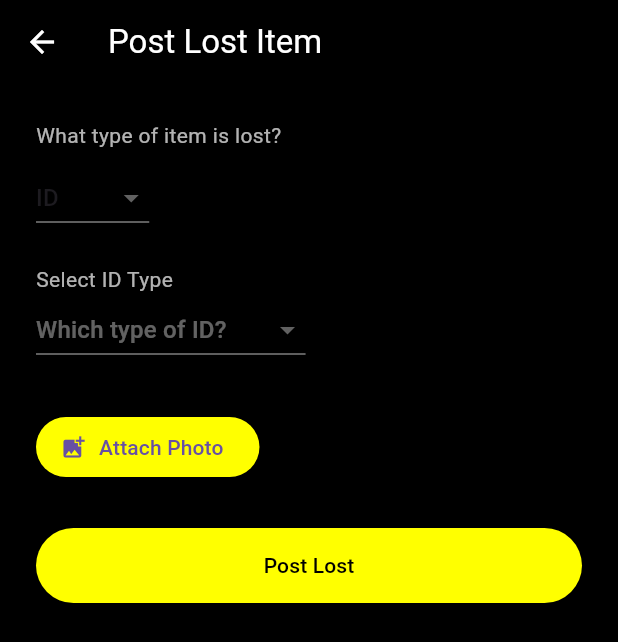
After one commit to RugumayoA/RECLAIM_SPACE, a Flutter app: the HomeScreen screen opened by its route, after a tap on "Post Lost", on a phone screen of 412 x 824 dp. The commit adds this screen. Shown: the top 642 px of the screen. Run offline on Flutter 3.47's test engine with Material 3 defaults, Android fonts, the phone set to English and light mode, and no system bars; our stand-ins replace animated_text_kit, cloud_firestore, firebase_auth, firebase_core, firebase_storage, google_sign_in and 1 more; accounts and stored records are empty.

Commit message:
Post lost button worked on to a part

```diff
--- a/reclaim_space/lib/screens/home_screen.dart
+++ b/reclaim_space/lib/screens/home_screen.dart
@@ -1,38 +1,43 @@
 import 'package:flutter/material.dart';
 import 'package:firebase_auth/firebase_auth.dart';
 import 'launch_screen.dart';
+import 'post_lost_screen.dart';
 
 class HomeScreen extends StatelessWidget {
   const HomeScreen({super.key});
-
-  void _logout(BuildContext context) async {
-    await FirebaseAuth.instance.signOut();
-    Navigator.pushAndRemoveUntil(
-      context,
-      MaterialPageRoute(builder: (_) => const LaunchScreen()),
-      (route) => false,
-    );
-  }
 
   @override
   Widget build(BuildContext context) {
     return Scaffold(
       backgroundColor: Colors.black,
-      appBar: AppBar(
-        title: const Text('Reclaim_Space'),
-        backgroundColor: Colors.yellowAccent,
-        foregroundColor: Colors.black,
-        actions: [
-          IconButton(
-            icon: const Icon(Icons.logout),
-            onPressed: () => _logout(context),
+      body: SafeArea(
+        child: Center(
+          child: Column(
+            mainAxisSize: MainAxisSize.min,
+            children: [
+              const Text(
+                'Hello there, what do you want to do with the app?',
+                style: TextStyle(color: Colors.yellowAccent, fontSize: 20),
+                textAlign: TextAlign.center,
+              ),
+              const SizedBox(height: 30),
+              ElevatedButton(
+                onPressed: () {
+                  Navigator.push(
+                    context,
+                    MaterialPageRoute(builder: (_) => const PostLostScreen()),
+                  );
+                },
+                child: const Text('Post Lost'),
+              ),
+              ElevatedButton(
+                onPressed: () {
+                  // Navigate to Post Found screen
+                },
+                child: const Text('Post Found'),
+              ),
+            ],
           ),
-        ],
-      ),
-      body: const Center(
-        child: Text(
-          'welcome to Reclaim_Space',
-          style: TextStyle(color: Colors.yellowAccent, fontSize: 24),
         ),
       ),
     );
--- /dev/null
+++ b/reclaim_space/lib/screens/post_lost_screen.dart
@@ -0,0 +1,200 @@
+import 'dart:io';
+import 'package:flutter/material.dart';
+import 'package:image_picker/image_picker.dart';
+import 'package:firebase_storage/firebase_storage.dart';
+import '../services/post_lost_firebase.dart';
+
+class PostLostScreen extends StatefulWidget {
+  const PostLostScreen({super.key});
+
+  @override
+  State<PostLostScreen> createState() => _PostLostScreenState();
+}
+
+class _PostLostScreenState extends State<PostLostScreen> {
+  String selectedCategory = 'ID'; // or 'Person'
+  String? selectedIDType;
+  String? institution;
+  String? name;
+  String? age;
+  String? location;
+
+  File? imageFile;
+  bool _loading = false;
+
+  final List<String> idTypes = [
+    'School ID',
+    'National ID',
+    'Employee ID',
+    'Insurance ID',
+    'Passport',
+    'Foreigner/Refugee ID'
+  ];
+
+  Future<void> pickImage() async {
+    final picker = ImagePicker();
+    final picked = await picker.pickImage(source: ImageSource.gallery);
+    if (picked != null) {
+      setState(() => imageFile = File(picked.path));
+    }
+  }
+
+  Future<String> uploadImage(File file) async {
+    final fileName = 'lost_${DateTime.now().millisecondsSinceEpoch}.jpg';
+    final ref = FirebaseStorage.instance.ref().child('lost_images/$fileName');
+    await ref.putFile(file);
+    return await ref.getDownloadURL();
+  }
+
+  Future<void> submit() async {
+    if (imageFile == null) {
+      ScaffoldMessenger.of(context).showSnackBar(
+        const SnackBar(content: Text('Please attach an image')),
+      );
+      return;
+    }
+
+    setState(() => _loading = true);
+
+    try {
+      final imageUrl = await uploadImage(imageFile!);
+
+      await PostLostService.uploadLostPost(
+        type: selectedCategory,
+        subType: selectedIDType,
+        institution: institution,
+        details: {
+          'name': name ?? '',
+          'age': age ?? '',
+          'location': location ?? '',
+        },
+        imageUrl: imageUrl,
+      );
+
+      ScaffoldMessenger.of(context).showSnackBar(
+        const SnackBar(content: Text('Lost item posted successfully!')),
+      );
+
+      Navigator.pop(context); // back to home or profile
+    } catch (e) {
+      ScaffoldMessenger.of(context).showSnackBar(
+        SnackBar(content: Text('Error: ${e.toString()}')),
+      );
+    } finally {
+      setState(() => _loading = false);
+    }
+  }
+
+  @override
+  Widget build(BuildContext context) {
+    return Scaffold(
+      appBar: AppBar(
+        title: const Text('Post Lost Item'),
+        backgroundColor: Colors.black,
+        foregroundColor: Colors.white,
+      ),
+      backgroundColor: Colors.black,
+      body: SingleChildScrollView(
+        padding: const EdgeInsets.all(24),
+        child: Column(
+          crossAxisAlignment: CrossAxisAlignment.start,
+          children: [
+            const Text('What type of item is lost?', style: TextStyle(color: Colors.white70)),
+            const SizedBox(height: 8),
+            DropdownButton<String>(
+              value: selectedCategory,
+              items: const [
+                DropdownMenuItem(value: 'ID', child: Text('ID')),
+                DropdownMenuItem(value: 'Person', child: Text('Person')),
+              ],
+              dropdownColor: Colors.black,
+              onChanged: (val) => setState(() => selectedCategory = val!),
+            ),
+            const SizedBox(height: 20),
+
+            if (selectedCategory == 'ID') ...[
+              const Text('Select ID Type', style: TextStyle(color: Colors.white70)),
+              DropdownButton<String>(
+                value: selectedIDType,
+                hint: const Text('Which type of ID?', style: TextStyle(color: Colors.white38)),
+                dropdownColor: Colors.black,
+                items: idTypes.map((id) {
+                  return DropdownMenuItem(value: id, child: Text(id));
+                }).toList(),
+                onChanged: (val) => setState(() => selectedIDType = val),
+              ),
+              const SizedBox(height: 10),
+              if (selectedIDType == 'School ID' || selectedIDType == 'Employee ID') ...[
+                TextField(
+                  onChanged: (val) => institution = val,
+                  style: const TextStyle(color: Colors.white),
+                  decoration: InputDecoration(
+                    labelText: selectedIDType == 'School ID'
+                        ? 'Name of School/University'
+                        : 'Employment Organisation',
+                    labelStyle: const TextStyle(color: Colors.white70),
+                  ),
+                ),
+              ],
+            ] else ...[
+              TextField(
+                onChanged: (val) => name = val,
+                style: const TextStyle(color: Colors.white),
+                decoration: const InputDecoration(
+                  labelText: 'Name',
+                  labelStyle: TextStyle(color: Colors.white70),
+                ),
+              ),
+              const SizedBox(height: 10),
+              TextField(
+                onChanged: (val) => age = val,
+                style: const TextStyle(color: Colors.white),
+                decoration: const InputDecoration(
+                  labelText: 'Age',
+                  labelStyle: TextStyle(color: Colors.white70),
+                ),
+              ),
+              const SizedBox(height: 10),
+              TextField(
+                onChanged: (val) => location = val,
+                style: const TextStyle(color: Colors.white),
+                decoration: const InputDecoration(
+                  labelText: 'Where (Optional)',
+                  labelStyle: TextStyle(color: Colors.white70),
+                ),
+              ),
+            ],
+
+            const SizedBox(height: 20),
+            Row(
+              children: [
+                ElevatedButton.icon(
+                  onPressed: pickImage,
+                  icon: const Icon(Icons.add_photo_alternate),
+                  label: const Text('Attach Photo'),
+                  style: ElevatedButton.styleFrom(backgroundColor: Colors.yellowAccent),
+                ),
+                const SizedBox(width: 10),
+                if (imageFile != null)
+                  const Icon(Icons.check_circle, color: Colors.green),
+              ],
+            ),
+
+            const SizedBox(height: 30),
+            ElevatedButton(
+              onPressed: _loading ? null : submit,
+              child: _loading
+                  ? const CircularProgressIndicator(color: Colors.black)
+                  : const Text('Post Lost'),
+              style: ElevatedButton.styleFrom(
+                backgroundColor: Colors.yellowAccent,
+                foregroundColor: Colors.black,
+                minimumSize: const Size.fromHeight(50),
+              ),
+            ),
+          ],
+        ),
+      ),
+    );
+  }
+}
--- /dev/null
+++ b/reclaim_space/lib/services/post_lost_firebase.dart
@@ -0,0 +1,43 @@
+import 'package:cloud_firestore/cloud_firestore.dart';
+import 'package:firebase_auth/firebase_auth.dart';
+
+class PostLostService {
+  static final _firestore = FirebaseFirestore.instance;
+  static final _auth = FirebaseAuth.instance;
+
+  static Future<void> uploadLostPost({
+    required String type, // 'ID' or 'Person'
+    required String? subType, // like 'National ID' or 'Employee ID'
+    required String? institution, // school or org name
+    required Map<String, dynamic> details, // name, age etc.
+    required String imageUrl, // download url from Firebase Storage
+  }) async {
+    final user = _auth.currentUser;
+    if (user == null) throw Exception('User not logged in');
+
+    // Add the lost post
+    await _firestore.collection('lost_items').add({
+      'uid': user.uid,
+      'type': type,
+      'subType': subType,
+      'institution': institution,
+      'details': details,
+      'imageUrl': imageUrl,
+      'matched': false,
+      'matchedWith': null,
+      'createdAt': FieldValue.serverTimestamp(),
+    });
+
+    // Create notification
+    await _firestore
+        .collection('notifications')
+        .doc(user.uid)
+        .collection('items')
+        .add({
+      'title': 'Post created',
+      'message': 'Your lost post has been saved. We’ll notify you if we find a match!',
+      'timestamp': FieldValue.serverTimestamp(),
+      'seen': false,
+    });
+  }
+}
--- a/reclaim_space/pubspec.yaml
+++ b/reclaim_space/pubspec.yaml
@@ -38,6 +38,7 @@ dependencies:
   animated_text_kit: ^4.2.2
   google_fonts: ^6.1.0
   google_sign_in: ^6.1.5
+  image_picker: ^1.0.7
 
   # The following adds the Cupertino Icons font to your application.
   # Use with the CupertinoIcons class for iOS style icons.
```
Also changed, not shown: reclaim_space/lib/screens/notifications_screen.dart (added, +49 -0 lines), reclaim_space/lib/screens/profile_screen.dart (added, +64 -0 lines), reclaim_space/lib/screens/signup_password_screen.dart (+7 -1 lines), reclaim_space/lib/services/auth_services.dart (+8 -3 lines), reclaim_space/pubspec.lock, 6 other files.
